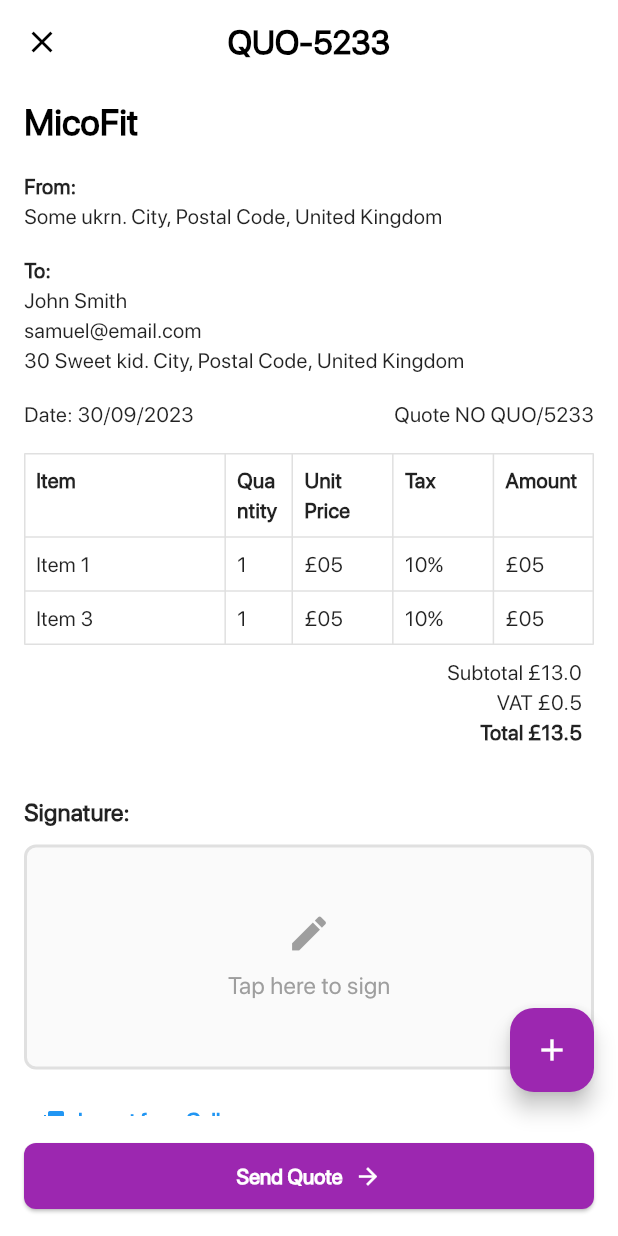
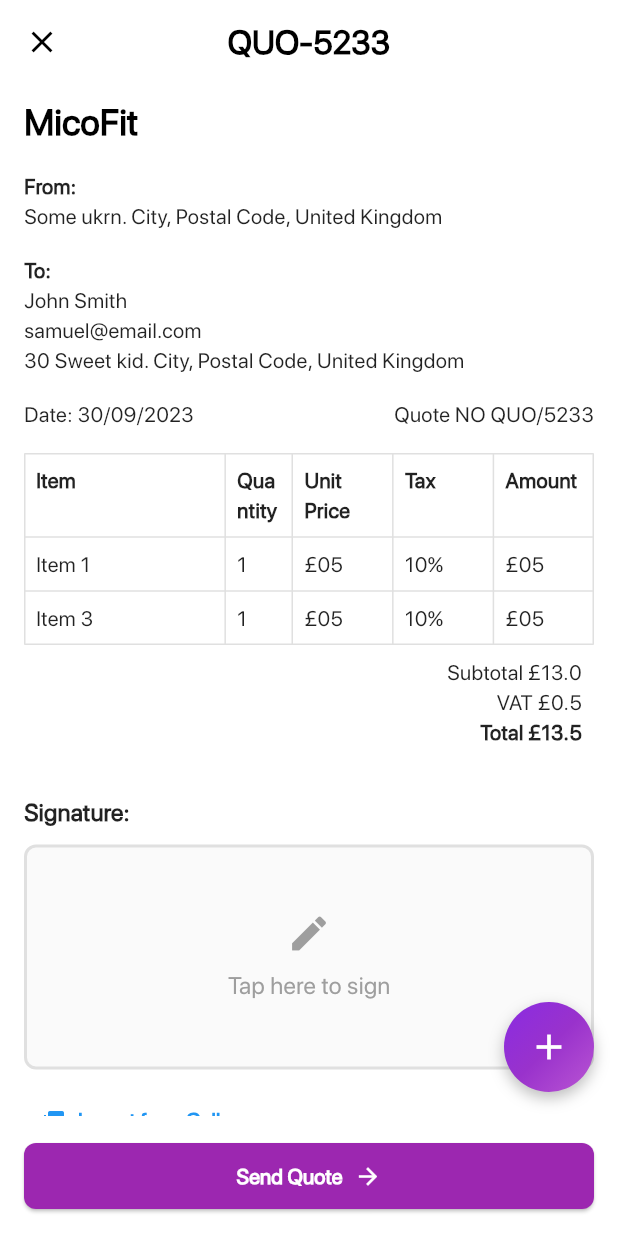
Before and after one commit to ahizaz/fixxa_app, a Flutter app: the QuoteAiGenerated screen opened directly, on a phone screen of 412 x 824 dp. Run offline on Flutter 3.47's test engine with Material 3 defaults, Android fonts, the phone set to English and light mode, and no system bars; our stand-ins replace fl_chart, flutter_screenutil, get, google_fonts, image_picker, just_audio and 3 more; missing offline and left inert: flutter_contacts_service, google_ml_kit, record, syncfusion_flutter_pdfviewer.

```diff
--- a/lib/feature/qutoe_invoice_createion.dart/screen/quote_ai_generated.dart
+++ b/lib/feature/qutoe_invoice_createion.dart/screen/quote_ai_generated.dart
@@ -231,12 +231,36 @@ class QuoteAiGenerated extends StatelessWidget {
           }),
         ),
       ),
-      floatingActionButton: FloatingActionButton(
-        onPressed: () {
-          // Add your action here, e.g., add new item or edit
-        },
-        backgroundColor: Colors.purple,
-        child: const Icon(Icons.add, color: Colors.white),
+      floatingActionButton: Container(
+        width: 60,
+        height: 60,
+        decoration: const BoxDecoration(
+          shape: BoxShape.circle,
+          gradient: LinearGradient(
+            colors: [
+              Color(0xFF8A2BE2), // Blue Violet
+              Color(0xFF9932CC), // Dark Orchid
+              Color(0xFFBA55D3), // Medium Orchid
+            ],
+            begin: Alignment.topLeft,
+            end: Alignment.bottomRight,
+          ),
+          boxShadow: [
+            BoxShadow(
+              color: Colors.black26,
+              blurRadius: 8,
+              offset: Offset(0, 4),//
+            ),
+          ],
+        ),
+        child: FloatingActionButton(
+          onPressed: () {
+            // Add your action here, e.g., add new item or edit
+          },
+          backgroundColor: Colors.transparent,
+          elevation: 0,
+          child: const Icon(Icons.add, color: Colors.white, size: 28),
+        ),
       ),
       bottomNavigationBar: Padding(
         padding: const EdgeInsets.all(16.0),
```
